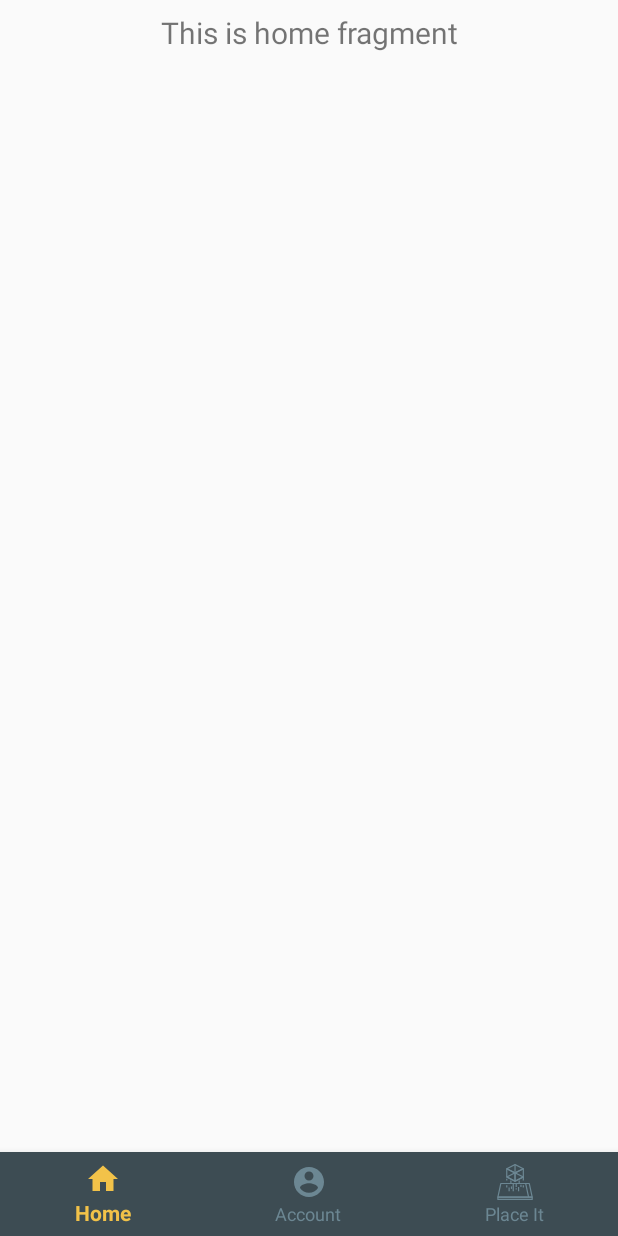
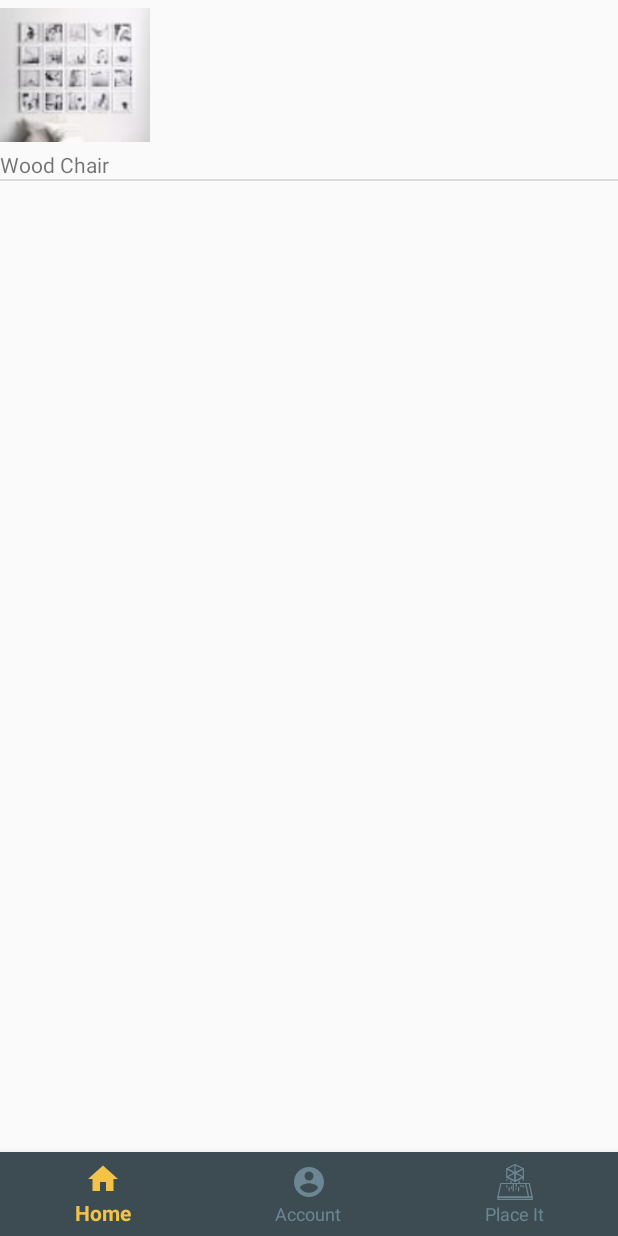
Before and after one commit to trantanhdev/happy_furniture, an Android app: the screen it shows after launch (IndexActivity), on a phone screen of 412 x 824 dp. Run offline under Robolectric (Android 15) with nearby library versions, the phone set to English and light mode, and no system bars; our stand-ins replace Dagger/Hilt's generated code, navigation-ui.

Commit message:
Refactor product POJO class

```diff
--- a/app/src/main/java/com/example/hf/models/data/Product.java
+++ b/app/src/main/java/com/example/hf/models/data/Product.java
@@ -8,13 +8,18 @@ public class Product {
   private int id;
   private int categoryId;
   private String name;
+  private int profileImage;
+  private int[] images;
   private int price;
   private String desc;
 
-  public Product(int id, int categoryId, String name, int price, String desc) {
+  public Product(int id, int categoryId, String name, int profileImage, int[] images, int price,
+                 String desc) {
     this.id = id;
     this.categoryId = categoryId;
     this.name = name;
+    this.profileImage = profileImage;
+    this.images = images;
     this.price = price;
     this.desc = desc;
   }
@@ -31,6 +36,14 @@ public class Product {
     return name;
   }
 
+  public int getProfileImage() {
+    return profileImage;
+  }
+
+  public int[] getImages() {
+    return images;
+  }
+
   public int getPrice() {
     return price;
   }
--- a/app/src/main/java/com/example/hf/repositories/ProductRepository.java
+++ b/app/src/main/java/com/example/hf/repositories/ProductRepository.java
@@ -2,11 +2,11 @@ package com.example.hf.repositories;
 
 import com.example.hf.models.data.Product;
 
-import java.util.List;
+import java.util.ArrayList;
 
 public interface ProductRepository {
 
-  public List<Product> get();
+  public ArrayList<Product> get();
 
-  public List<Product> getByCategory(int categoryId);
+  //public ArrayList<Product> getByCategory(int categoryId);
 }
--- a/app/src/main/java/com/example/hf/repositories/lds/CategoryLocalDataSouce.java
+++ b/app/src/main/java/com/example/hf/repositories/lds/CategoryLocalDataSouce.java
@@ -13,7 +13,7 @@ public class CategoryLocalDataSouce implements CategoryRepository {
   static {
     srcCategories.add(new Category(1, "Chair"));
     srcCategories.add(new Category(2, "Table"));
-    srcCategories.add(new Category(3, "Wallpaper"));
+    srcCategories.add(new Category(3, "Frame"));
   }
 
   public List<Category> get() {
--- a/app/src/main/java/com/example/hf/ui/IndexActivity.java
+++ b/app/src/main/java/com/example/hf/ui/IndexActivity.java
@@ -40,7 +40,7 @@ public class IndexActivity extends DaggerAppCompatActivity {
     NavigationUI.setupWithNavController(navView, navController);
 
 
-    Account acc = respository.getById(1);
+    Account acc = respository.get(1);
     Log.d(TAG, "Account name is: " + acc.getGivenName());
   }
 
--- /dev/null
+++ b/app/src/main/java/com/example/hf/ui/adapters/ProductsAdapter.java
@@ -0,0 +1,43 @@
+package com.example.hf.ui.adapters;
+
+import android.content.Context;
+import android.util.Log;
+import android.view.LayoutInflater;
+import android.view.View;
+import android.view.ViewGroup;
+import android.widget.ArrayAdapter;
+import android.widget.ImageView;
+import android.widget.TextView;
+
+import androidx.annotation.NonNull;
+import androidx.annotation.Nullable;
+
+import com.example.hf.R;
+import com.example.hf.models.data.Product;
+
+import java.util.ArrayList;
+
+public class ProductsAdapter extends ArrayAdapter<Product> {
+
+  private static final String TAG = "ProductsAdapter";
+  private final Context mContext;
+
+  public ProductsAdapter(@NonNull Context context, int resource, ArrayList<Product> products) {
+    super(context, resource, products);
+
+    this.mContext = context;
+  }
+
+  @NonNull
+  @Override
+  public View getView(int position, @Nullable View convertView, @NonNull ViewGroup parent) {
+    LayoutInflater inflater = LayoutInflater.from(mContext);
+    View rowView = inflater.inflate(R.layout.row_product, parent, false);
+
+    int profileImage = getItem(position).getProfileImage();
+    String name = getItem(position).getName();
+    ((ImageView)rowView.findViewById(R.id.img_profile)).setImageResource(profileImage);
+    ((TextView)rowView.findViewById(R.id.name)).setText(name);
+    return rowView;
+  }
+}
--- a/app/src/main/java/com/example/hf/ui/home/HomeFragment.java
+++ b/app/src/main/java/com/example/hf/ui/home/HomeFragment.java
@@ -1,9 +1,11 @@
 package com.example.hf.ui.home;
 
 import android.os.Bundle;
+import android.util.Log;
 import android.view.LayoutInflater;
 import android.view.View;
 import android.view.ViewGroup;
+import android.widget.ListView;
 import android.widget.TextView;
 
 import androidx.annotation.Nullable;
@@ -13,23 +15,39 @@ import androidx.lifecycle.Observer;
 import androidx.lifecycle.ViewModelProviders;
 
 import com.example.hf.R;
+import com.example.hf.models.data.Product;
+import com.example.hf.repositories.ProductRepository;
+import com.example.hf.repositories.lds.ProductLocalDataSource;
+import com.example.hf.ui.adapters.ProductsAdapter;
+
+import java.util.ArrayList;
+import java.util.List;
 
 public class HomeFragment extends Fragment {
 
+  private static final String TAG = "HomeFragment";
   private HomeViewModel homeViewModel;
+  private ProductRepository productRepository;
+  private ListView lstProducts;
 
   public View onCreateView(@NonNull LayoutInflater inflater,
                            ViewGroup container, Bundle savedInstanceState) {
     homeViewModel =
         ViewModelProviders.of(this).get(HomeViewModel.class);
     View root = inflater.inflate(R.layout.fragment_home, container, false);
-    final TextView textView = root.findViewById(R.id.text_home);
-    homeViewModel.getText().observe(this, new Observer<String>() {
-      @Override
-      public void onChanged(@Nullable String s) {
-        textView.setText(s);
-      }
-    });
+    productRepository = new ProductLocalDataSource();
+
+//    final TextView textView = root.findViewById(R.id.text_home);
+//    homeViewModel.getText().observe(this, new Observer<String>() {
+//      @Override
+//      public void onChanged(@Nullable String s) {
+//        textView.setText(s);
+//      }
+//    });
+    lstProducts = root.findViewById(R.id.lst_products);
+    ArrayList<Product> products = productRepository.get();
+    ProductsAdapter adapter = new ProductsAdapter(getContext(), R.layout.row_product, products);
+    lstProducts.setAdapter(adapter);
     return root;
   }
 }
--- a/app/src/main/java/com/example/hf/ui/home/HomeViewModel.java
+++ b/app/src/main/java/com/example/hf/ui/home/HomeViewModel.java
@@ -4,16 +4,25 @@ import androidx.lifecycle.LiveData;
 import androidx.lifecycle.MutableLiveData;
 import androidx.lifecycle.ViewModel;
 
+import com.example.hf.models.data.Product;
+
+import java.util.List;
+
 public class HomeViewModel extends ViewModel {
 
   private MutableLiveData<String> mText;
+  private MutableLiveData<List<Product>> mProducts;
 
   public HomeViewModel() {
     mText = new MutableLiveData<>();
-    mText.setValue("This is home fragment");
+    mProducts = new MutableLiveData<>();
   }
 
   public LiveData<String> getText() {
     return mText;
   }
+
+  public LiveData<List<Product>> getProducts() {
+    return mProducts;
+  }
 }
--- a/app/src/main/res/layout/fragment_home.xml
+++ b/app/src/main/res/layout/fragment_home.xml
@@ -4,16 +4,9 @@
     android:layout_width="match_parent"
     android:layout_height="match_parent">
 
-    <TextView
-        android:id="@+id/text_home"
+    <ListView
+        android:id="@+id/lst_products"
         android:layout_width="match_parent"
-        android:layout_height="wrap_content"
-        android:layout_marginStart="8dp"
-        android:layout_marginTop="8dp"
-        android:layout_marginEnd="8dp"
-        android:textAlignment="center"
-        android:textSize="20sp"
-        app:layout_constraintEnd_toEndOf="parent"
-        app:layout_constraintStart_toStartOf="parent"
-        app:layout_constraintTop_toTopOf="parent" />
+        android:layout_height="match_parent">
+    </ListView>
 </androidx.constraintlayout.widget.ConstraintLayout>
--- /dev/null
+++ b/app/src/main/res/layout/row_product.xml
@@ -0,0 +1,17 @@
+<?xml version="1.0" encoding="utf-8"?>
+<LinearLayout xmlns:android="http://schemas.android.com/apk/res/android"
+    android:orientation="vertical" android:layout_width="match_parent"
+    android:layout_height="match_parent">
+
+  <ImageView
+      android:id="@+id/img_profile"
+      android:layout_width="100dp"
+      android:layout_height="100dp">
+  </ImageView>
+  <TextView
+      android:id="@+id/name"
+      android:layout_width="wrap_content"
+      android:layout_height="wrap_content"
+      android:text="name">
+  </TextView>
+</LinearLayout>
```
Also changed, not shown: app/src/main/java/com/example/hf/models/data/Image.java (deleted, +0 -30 lines), app/src/main/java/com/example/hf/repositories/ImageRepository.java (deleted, +0 -10 lines), app/src/main/java/com/example/hf/repositories/lds/ImageLocalDataSource.java (deleted, +0 -32 lines), app/src/main/java/com/example/hf/repositories/lds/ProductLocalDataSource.java (+14 -17 lines), app/src/main/res/drawable/f_1_1.jpg (added), app/src/main/res/drawable/f_1_2.jpg (added), app/src/main/res/drawable/f_1_3.jpg (added).
